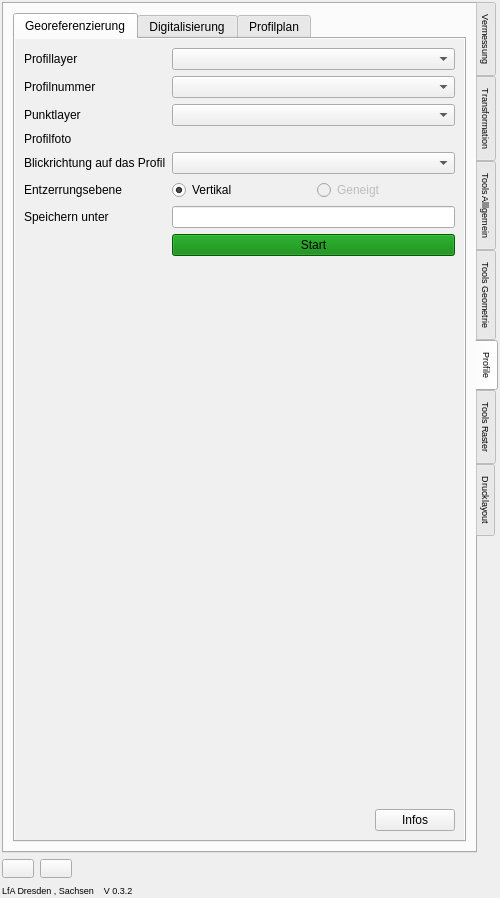
Above: t2g_arch_dockwidget_base.ui from Landesamt-fuer-Archaeologie-Sachsen/Tachy2GIS_arch before the change. Below: the same form after it.
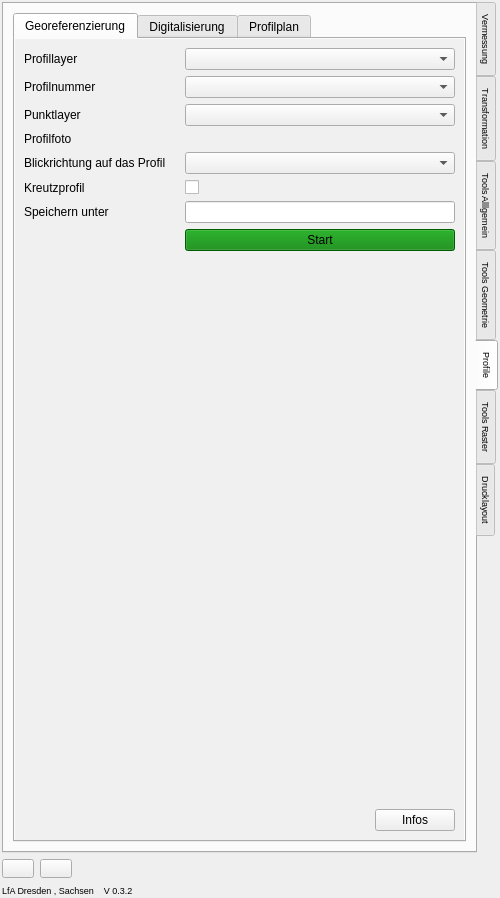
That is the form after the change. Icons and pictures are not drawn. Custom widgets are drawn as their Qt base class.

The edit to the form file:
```diff
--- a/t2g_arch_dockwidget_base.ui
+++ b/t2g_arch_dockwidget_base.ui
@@ -2944,6 +2944,21 @@
             <string>Georeferenzierung</string>
            </attribute>
            <layout class="QFormLayout" name="formLayout_5">
+            <property name="fieldGrowthPolicy">
+             <enum>QFormLayout::AllNonFixedFieldsGrow</enum>
+            </property>
+            <property name="labelAlignment">
+             <set>Qt::AlignLeading|Qt::AlignLeft|Qt::AlignVCenter</set>
+            </property>
+            <property name="horizontalSpacing">
+             <number>6</number>
+            </property>
+            <property name="verticalSpacing">
+             <number>6</number>
+            </property>
+            <property name="leftMargin">
+             <number>9</number>
+            </property>
             <item row="0" column="0">
              <widget class="QLabel" name="label_36">
               <property name="text">
@@ -2987,7 +3002,7 @@
             <item row="6" column="0">
              <widget class="QLabel" name="label_43">
               <property name="text">
-               <string>Blickrichtung auf das Profil</string>
+               <string>Blickrichtung auf das Profil    </string>
               </property>
              </widget>
             </item>
@@ -2997,33 +3012,22 @@
             <item row="8" column="0">
              <widget class="QLabel" name="label_44">
               <property name="text">
-               <string>Entzerrungsebene</string>
+               <string>Kreutzprofil</string>
               </property>
              </widget>
             </item>
             <item row="8" column="1">
-             <layout class="QHBoxLayout" name="horizontalLayout_5">
-              <item>
-               <widget class="QRadioButton" name="radioDirectionHorizontal">
-                <property name="text">
-                 <string>Vertikal</string>
-                </property>
-                <property name="checked">
-                 <bool>true</bool>
-                </property>
-               </widget>
-              </item>
-              <item>
-               <widget class="QRadioButton" name="radioDirectionOriginal">
-                <property name="enabled">
-                 <bool>false</bool>
-                </property>
-                <property name="text">
-                 <string>Geneigt</string>
-                </property>
-               </widget>
-              </item>
-             </layout>
+             <widget class="QCheckBox" name="checkboxKreutzprofil">
+              <property name="sizePolicy">
+               <sizepolicy hsizetype="Minimum" vsizetype="Fixed">
+                <horstretch>0</horstretch>
+                <verstretch>0</verstretch>
+               </sizepolicy>
+              </property>
+              <property name="text">
+               <string/>
+              </property>
+             </widget>
             </item>
             <item row="10" column="0">
              <widget class="QLabel" name="label_45">
@@ -3063,6 +3067,9 @@
             </item>
             <item row="13" column="1">
              <layout class="QHBoxLayout" name="horizontalLayout_6">
+              <property name="spacing">
+               <number>6</number>
+              </property>
               <property name="topMargin">
                <number>9</number>
               </property>
```
